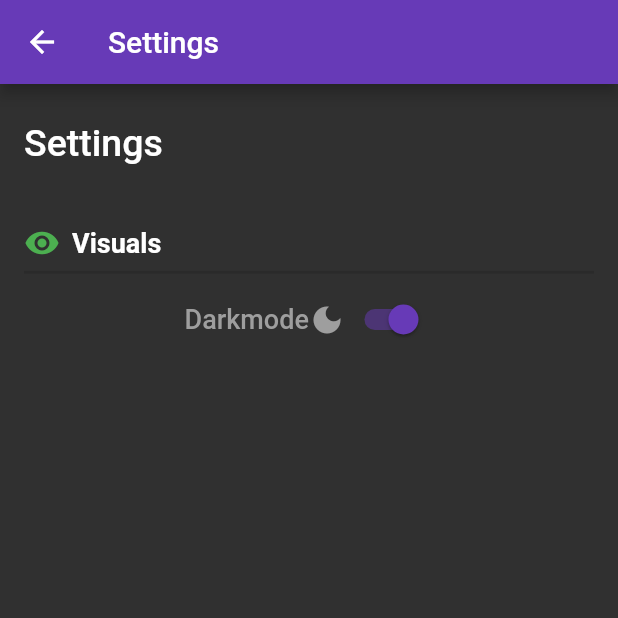
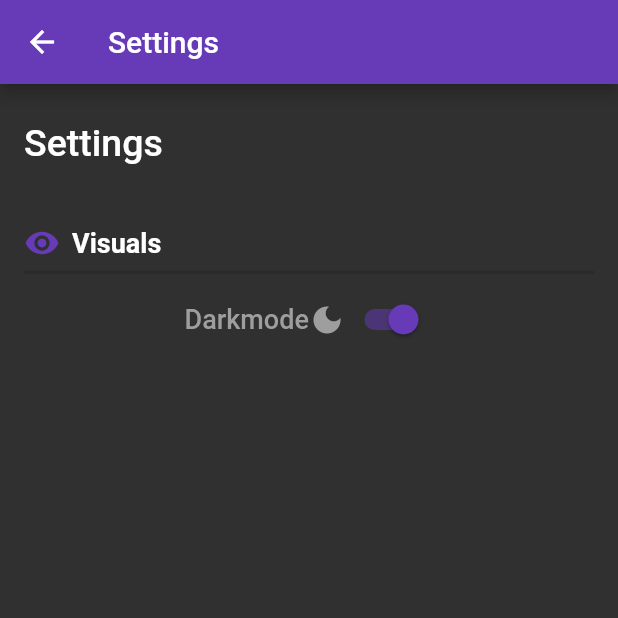
Before and after one commit to SubsurfaceStudios/CVR-App, a Flutter app: the Settings screen opened directly, on a phone screen of 412 x 824 dp, the top half of it. Run offline on Flutter 3.47's test engine with Material 2 defaults, Android fonts, the phone set to English and light mode, and no system bars; our stand-ins replace adaptive_dialog, shared_preferences; accounts and stored records are empty.

Commit message:
purple eye lol

```diff
--- a/flutter/lib/settings.dart
+++ b/flutter/lib/settings.dart
@@ -43,7 +43,7 @@ class _HomePageState extends State<Settings> {
             //eye icon
             Icon(
               Icons.remove_red_eye,
-              color: Colors.green,
+              color: Colors.deepPurple,
             ),
             //empty space
             SizedBox(
```
